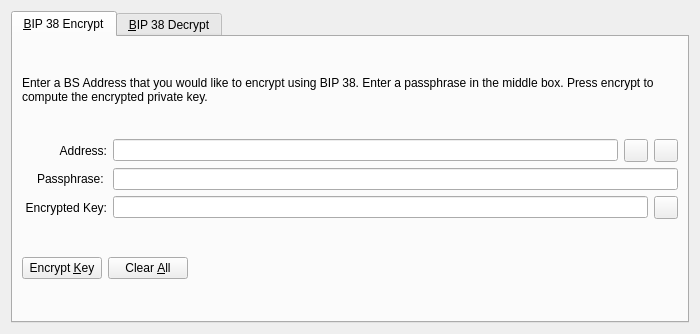
Before: the Qt Designer form src/qt/forms/bip38tooldialog.ui in bitstakecore/skw-no-master, drawn with Qt 5.
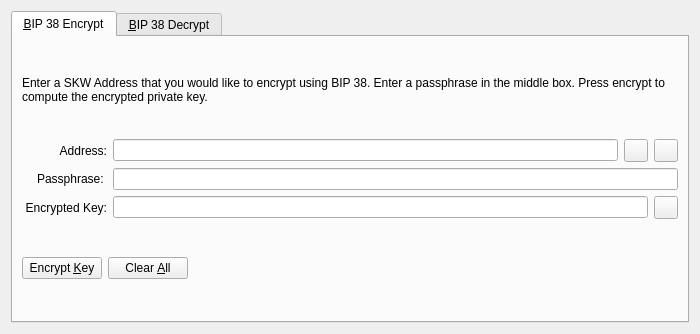
After: the same form once the commit is applied. The open tabs and pages were chosen to show the change. Icons and pictures are not drawn. Custom widgets are drawn as their Qt base class.

Patch:
```diff
--- a/src/qt/forms/bip38tooldialog.ui
+++ b/src/qt/forms/bip38tooldialog.ui
@@ -30,7 +30,7 @@
        <item>
         <widget class="QLabel" name="infoLabel_ENC">
          <property name="text">
-          <string>Enter a BS Address that you would like to encrypt using BIP 38. Enter a passphrase in the middle box. Press encrypt to compute the encrypted private key.</string>
+          <string>Enter a SKW Address that you would like to encrypt using BIP 38. Enter a passphrase in the middle box. Press encrypt to compute the encrypted private key.</string>
          </property>
          <property name="textFormat">
           <enum>Qt::PlainText</enum>
```
Left out of the diff: 22 changed lines with no effect on the pictures.
